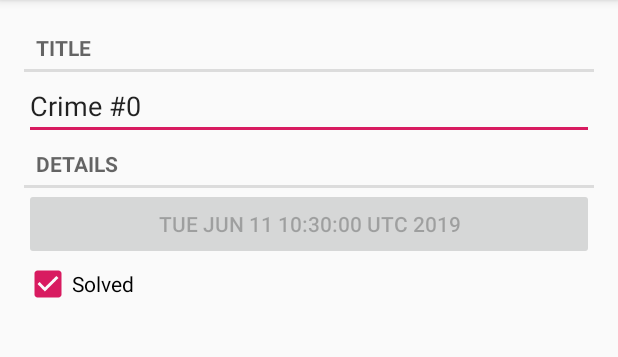
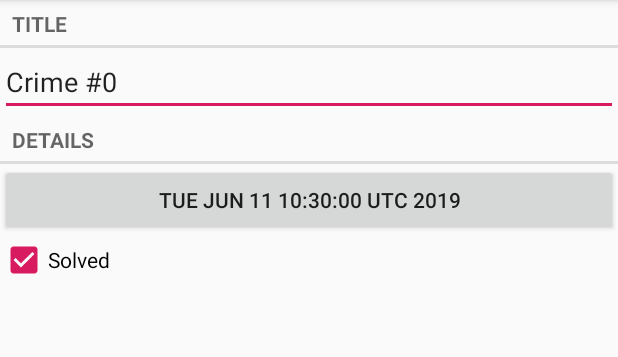
Before and after one commit to hbrockster13/Fragment_intro, an Android app: the screen it shows after launch (CrimeActivity before the commit, CrimePagerActivity after it), after a tap on an icon or button, on a phone screen of 412 x 824 dp, the part 84-441 px from its top. Run offline under Robolectric (Android 15) with nearby library versions, the phone set to English and light mode, and no system bars.

Commit message:
created a view pager view

```diff
--- a/app/src/main/AndroidManifest.xml
+++ b/app/src/main/AndroidManifest.xml
@@ -16,7 +16,7 @@
             <category android:name="android.intent.category.LAUNCHER" />
         </intent-filter>
         </activity>
-        <activity android:name=".CrimeActivity">
+        <activity android:name=".CrimePagerActivity">
         </activity>
     </application>
 
--- a/app/src/main/java/com/example/criminalintent/CrimeFragment.java
+++ b/app/src/main/java/com/example/criminalintent/CrimeFragment.java
@@ -4,6 +4,7 @@ import android.os.Bundle;
 import android.support.annotation.NonNull;
 import android.support.annotation.Nullable;
 import android.support.v4.app.Fragment;
+import android.support.v4.app.FragmentManager;
 import android.text.Editable;
 import android.text.TextWatcher;
 import android.view.LayoutInflater;
@@ -17,11 +18,13 @@ import android.widget.EditText;
 import com.example.criminalintent.Models.Crime;
 import com.example.criminalintent.Models.CrimeLab;
 
+import java.util.Date;
 import java.util.UUID;
 
 public class CrimeFragment extends Fragment
 {
     private static final String ARG_CRIME_ID = "crime_id";
+    private static final String DIALOG_DATE = "dialog_date";
     private Crime mCrime;
     private EditText mTitleField;
     private Button mDateButton;
@@ -74,7 +77,16 @@ public class CrimeFragment extends Fragment
 
         mDateButton = v.findViewById(R.id.crime_date);
         mDateButton.setText(mCrime.getmDate().toString());
-        mDateButton.setEnabled(false);
+        mDateButton.setOnClickListener(new View.OnClickListener()
+        {
+            @Override
+            public void onClick(View v)
+            {
+                FragmentManager fragmentManager = getFragmentManager();
+                DatePickerFragement dialog = new DatePickerFragement();
+                dialog.show(fragmentManager, DIALOG_DATE);
+            }
+        });
 
         mSolvedCheckBox = v.findViewById(R.id.crime_solved);
         mSolvedCheckBox.setChecked(mCrime.ismSolved());
--- a/app/src/main/java/com/example/criminalintent/CrimeListFragment.java
+++ b/app/src/main/java/com/example/criminalintent/CrimeListFragment.java
@@ -54,7 +54,7 @@ public class  CrimeListFragment extends Fragment
         public void onClick(View v)
         {
             Log.i(TAG, "CLICKED!!!!!!!!!!!!");
-            Intent intent = CrimeActivity.newIntent(getActivity(), mCrime.getmID());
+            Intent intent = CrimePagerActivity.newIntent(getActivity(), mCrime.getmID());
             startActivity(intent);
 
         }
--- /dev/null
+++ b/app/src/main/java/com/example/criminalintent/CrimePagerActivity.java
@@ -0,0 +1,74 @@
+package com.example.criminalintent;
+
+import android.content.Context;
+import android.content.Intent;
+import android.os.Bundle;
+import android.support.v4.app.Fragment;
+import android.support.v4.app.FragmentActivity;
+import android.support.v4.app.FragmentManager;
+import android.support.v4.app.FragmentPagerAdapter;
+import android.support.v4.app.FragmentStatePagerAdapter;
+import android.support.v4.view.ViewPager;
+import android.support.v7.app.AppCompatActivity;
+import android.view.ViewParent;
+
+import com.example.criminalintent.Models.Crime;
+import com.example.criminalintent.Models.CrimeLab;
+
+import java.util.List;
+import java.util.UUID;
+
+public class CrimePagerActivity extends AppCompatActivity
+{
+    private static final String EXTRA_CRIME_ID = "crime_id";
+    private ViewPager mViewPager;
+    private List<Crime> mCrimes;
+
+    public static Intent newIntent(Context packageContext, UUID crimeID)
+    {
+        Intent intent = new Intent(packageContext, CrimePagerActivity.class);
+        intent.putExtra(EXTRA_CRIME_ID, crimeID);
+        return intent;
+    }
+
+    @Override
+    protected void onCreate(Bundle savedInstanceState)
+    {
+        super.onCreate(savedInstanceState);
+        setContentView(R.layout.activity_crime_pager);
+
+
+        UUID crimeId = (UUID) getIntent().getSerializableExtra(EXTRA_CRIME_ID);
+
+        mViewPager = (ViewPager) findViewById(R.id.crime_view_pager);
+        mCrimes = CrimeLab.get(this).getmCrimes();
+
+        FragmentManager fragmentManager = getSupportFragmentManager();
+
+        mViewPager.setAdapter(new FragmentStatePagerAdapter(fragmentManager)
+        {
+            @Override
+            public Fragment getItem(int i)
+            {
+                Crime crime = mCrimes.get(i);
+                return CrimeFragment.newInstance(crime.getmID());
+            }
+
+            @Override
+            public int getCount()
+            {
+                return mCrimes.size();
+            }
+        });
+
+        for(int i = 0; i < mCrimes.size(); ++i)
+        {
+            if(mCrimes.get(i).getmID().equals(crimeId))
+            {
+                mViewPager.setCurrentItem(i);
+                break;
+            }
+        }
+    }
+
+}
--- /dev/null
+++ b/app/src/main/res/layout/activity_crime_pager.xml
@@ -0,0 +1,6 @@
+<?xml version="1.0" encoding="utf-8"?>
+<android.support.v4.view.ViewPager
+    android:id="@+id/crime_view_pager"
+    xmlns:android="http://schemas.android.com/apk/res/android"
+    android:layout_width="match_parent"
+    android:layout_height="match_parent"/>
--- a/app/src/main/res/layout/list_item_crime.xml
+++ b/app/src/main/res/layout/list_item_crime.xml
@@ -14,6 +14,7 @@
         android:layout_marginTop="16dp"
         android:layout_marginEnd="8dp"
         android:text="Crime_Title"
+        android:textColor="@android:color/black"
         app:layout_constraintEnd_toStartOf="@+id/crime_solved"
         app:layout_constraintStart_toStartOf="parent"
         app:layout_constraintTop_toTopOf="parent" />
--- a/app/src/main/res/values/strings.xml
+++ b/app/src/main/res/values/strings.xml
@@ -4,8 +4,7 @@
     <string name="crime_title_label">Title</string>
     <string name="crime_details_label">Details</string>
     <string name="crime_solved_label">Solved</string>
-    <string name="temp_crime1">Crime 1</string>
-    <string name="temp_crime2">Crime 2</string>
+    <string name="date_picker_title">Date of Crime</string>
 
 
 
```
Also changed, not shown: app/src/main/java/com/example/criminalintent/DatePickerFragement.java (added, +23 -0 lines), app/src/main/res/layout/dialog_date.xml (added, +8 -0 lines).
